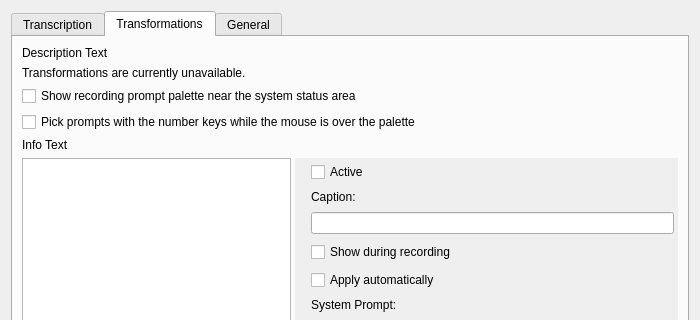
First picture: the form in app/resources/main_window.ui, repository bjspi/WhisperTyper, before the edit; both pictures show x 0 to 700 and y 0 to 320 of the 700 by 750 pixel window.
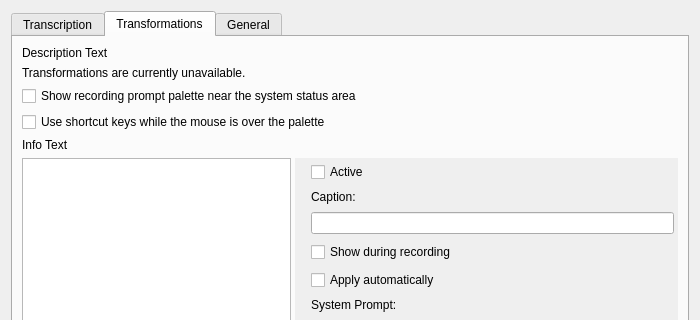
Second picture: the form after the edit. The open tabs and pages were chosen to show the change.

Commit message:
feat(palette): discard with Delete and restart with R while the mouse is over the palette
Closing a palette also hides its tooltip, which otherwise stayed on the screen.

Diff of the .ui file:
```diff
--- a/app/resources/main_window.ui
+++ b/app/resources/main_window.ui
@@ -569,7 +569,7 @@
        <item>
         <widget class="QCheckBox" name="recording_prompt_overlay_digit_keys_checkbox">
          <property name="text">
-          <string>Pick prompts with the number keys while the mouse is over the palette</string>
+          <string>Use shortcut keys while the mouse is over the palette</string>
          </property>
         </widget>
        </item>
```
The commit also changes 6 other files.
